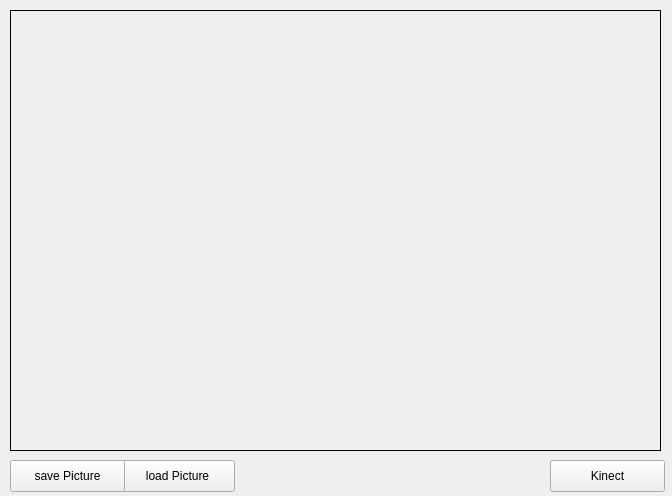
Above: ui/mainwindow.ui from najlepsiwebdesigner/opencv-lab before the change. Below: the same form after it.
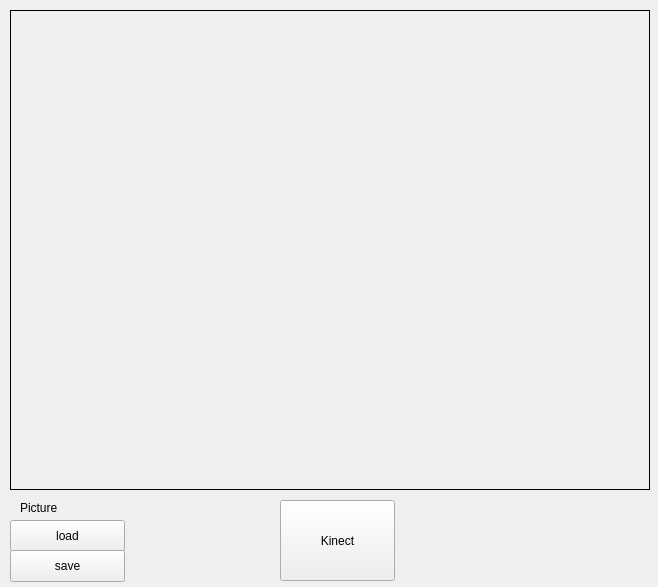
That is the form after the change.

Diff of the .ui file:
```diff
--- a/ui/mainwindow.ui
+++ b/ui/mainwindow.ui
@@ -6,8 +6,8 @@
    <rect>
     <x>0</x>
     <y>0</y>
-    <width>672</width>
-    <height>496</height>
+    <width>658</width>
+    <height>587</height>
    </rect>
   </property>
   <property name="sizePolicy">
@@ -18,14 +18,14 @@
   </property>
   <property name="minimumSize">
    <size>
-    <width>672</width>
-    <height>496</height>
+    <width>658</width>
+    <height>587</height>
    </size>
   </property>
   <property name="maximumSize">
    <size>
-    <width>672</width>
-    <height>496</height>
+    <width>658</width>
+    <height>587</height>
    </size>
   </property>
   <property name="windowTitle">
@@ -37,8 +37,8 @@
      <rect>
       <x>10</x>
       <y>10</y>
-      <width>651</width>
-      <height>441</height>
+      <width>640</width>
+      <height>480</height>
      </rect>
     </property>
     <property name="sizePolicy">
@@ -60,8 +60,8 @@
    <widget class="QPushButton" name="loadPicture">
     <property name="geometry">
      <rect>
-      <x>120</x>
-      <y>460</y>
+      <x>10</x>
+      <y>520</y>
       <width>115</width>
       <height>32</height>
      </rect>
@@ -73,35 +73,54 @@
      </sizepolicy>
     </property>
     <property name="text">
-     <string>load Picture</string>
+     <string>load</string>
     </property>
    </widget>
    <widget class="QPushButton" name="savePicture">
     <property name="geometry">
      <rect>
       <x>10</x>
-      <y>460</y>
+      <y>550</y>
       <width>115</width>
       <height>32</height>
      </rect>
     </property>
     <property name="text">
-     <string>save Picture</string>
+     <string>save</string>
     </property>
    </widget>
    <widget class="QPushButton" name="showWebcam">
     <property name="geometry">
      <rect>
-      <x>550</x>
-      <y>460</y>
+      <x>280</x>
+      <y>500</y>
       <width>115</width>
-      <height>32</height>
+      <height>81</height>
      </rect>
     </property>
+    <property name="autoFillBackground">
+     <bool>false</bool>
+    </property>
+    <property name="styleSheet">
+     <string notr="true"/>
+    </property>
     <property name="text">
      <string>Kinect</string>
     </property>
    </widget>
+   <widget class="QLabel" name="label">
+    <property name="geometry">
+     <rect>
+      <x>20</x>
+      <y>500</y>
+      <width>59</width>
+      <height>16</height>
+     </rect>
+    </property>
+    <property name="text">
+     <string>Picture</string>
+    </property>
+   </widget>
   </widget>
  </widget>
  <resources/>
```
